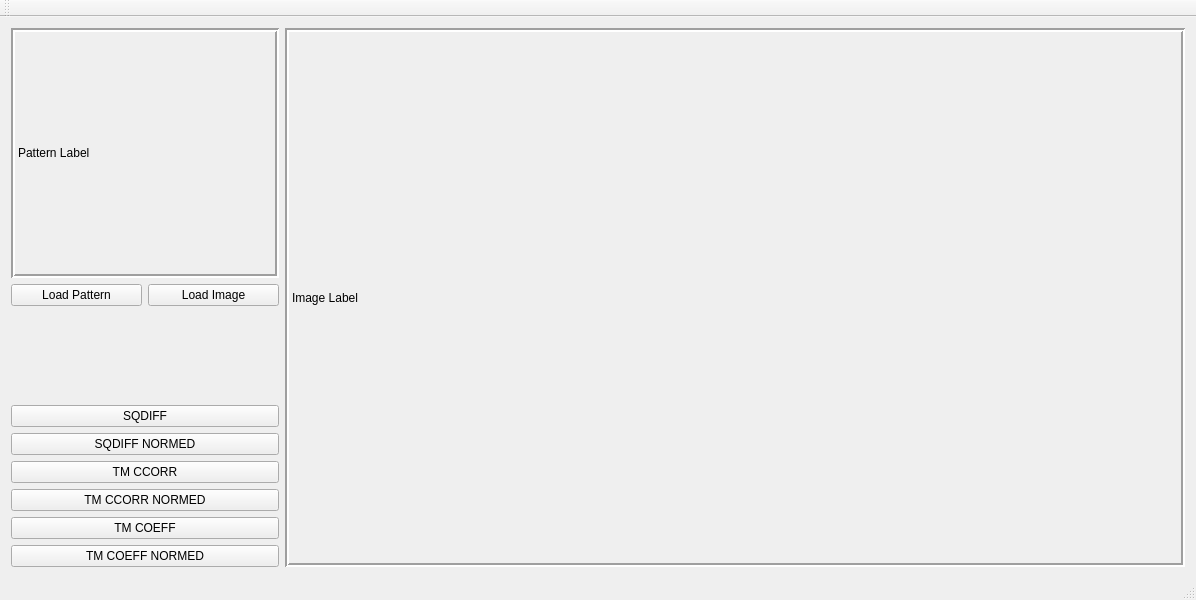
resa89/dropmatrixmatcher, file mainwindow.ui: the form before one commit.
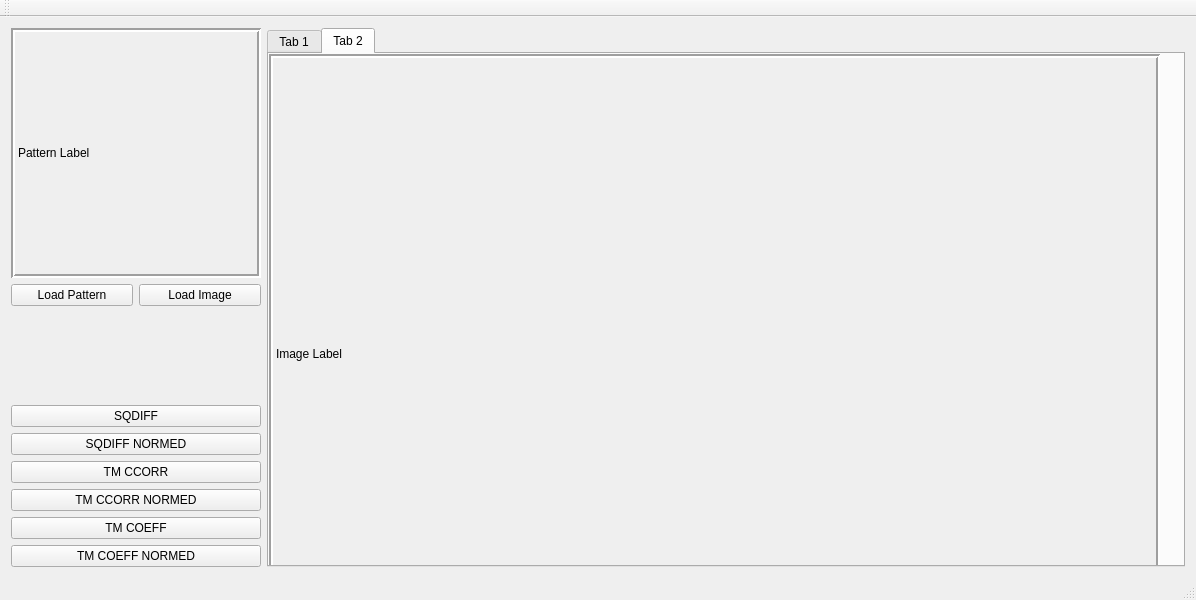
The form after the commit. The open tabs and pages were chosen to show the change.

Commit message:
Add tabs for second image and add class ProLabel for select piece of image by mouse.
- add tabs
- change button and label function to recognize toggling between tabs
(if/else)
- add extended label functions for image label to select a rectangle by
using mouse

- ATTENTION: also changed ui.h (image labels type: ProLabel)

The edit to the form file:
```diff
--- a/mainwindow.ui
+++ b/mainwindow.ui
@@ -118,13 +118,35 @@
      </layout>
     </item>
     <item>
-     <widget class="QLabel" name="imageLabel">
+     <widget class="QTabWidget" name="tabWidget">
       <property name="minimumSize">
        <size>
         <width>900</width>
         <height>400</height>
        </size>
       </property>
+      <property name="currentIndex">
+       <number>0</number>
+      </property>
+      <widget class="QWidget" name="tab">
+       <attribute name="title">
+        <string>Tab 1</string>
+       </attribute>
+       <widget class="QLabel" name="imageLabel">
+        <property name="geometry">
+         <rect>
+          <x>0</x>
+          <y>0</y>
+          <width>891</width>
+          <height>600</height>
+         </rect>
+        </property>
+        <property name="minimumSize">
+         <size>
+          <width>800</width>
+          <height>600</height>
+         </size>
+        </property>
       <property name="autoFillBackground">
        <bool>true</bool>
       </property>
@@ -143,6 +165,47 @@
       <property name="text">
        <string>Image Label</string>
       </property>
+       </widget>
+      </widget>
+      <widget class="QWidget" name="tab_2">
+       <attribute name="title">
+        <string>Tab 2</string>
+       </attribute>
+       <widget class="QLabel" name="imageLabel_2">
+        <property name="geometry">
+         <rect>
+          <x>0</x>
+          <y>0</y>
+          <width>891</width>
+          <height>600</height>
+         </rect>
+        </property>
+        <property name="minimumSize">
+         <size>
+          <width>800</width>
+          <height>600</height>
+         </size>
+        </property>
+        <property name="autoFillBackground">
+         <bool>true</bool>
+        </property>
+        <property name="frameShape">
+         <enum>QFrame::Box</enum>
+        </property>
+        <property name="frameShadow">
+         <enum>QFrame::Sunken</enum>
+        </property>
+        <property name="lineWidth">
+         <number>2</number>
+        </property>
+        <property name="midLineWidth">
+         <number>0</number>
+        </property>
+        <property name="text">
+         <string>Image Label</string>
+        </property>
+       </widget>
+      </widget>
      </widget>
     </item>
    </layout>
```
Lines whose indentation alone changed are shown as unchanged. The commit also changes 6 other files.
